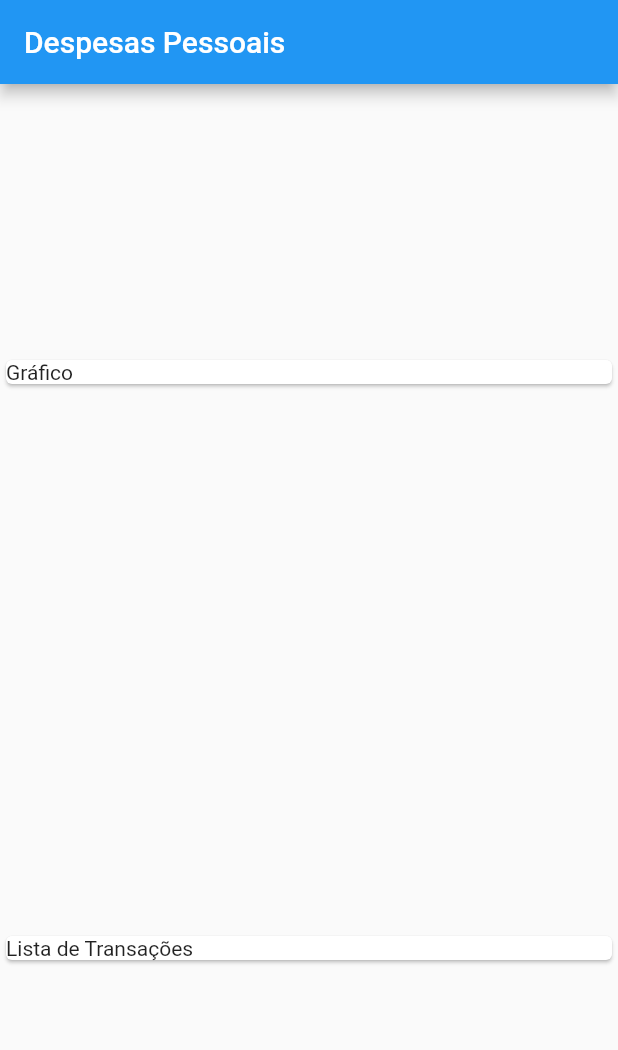
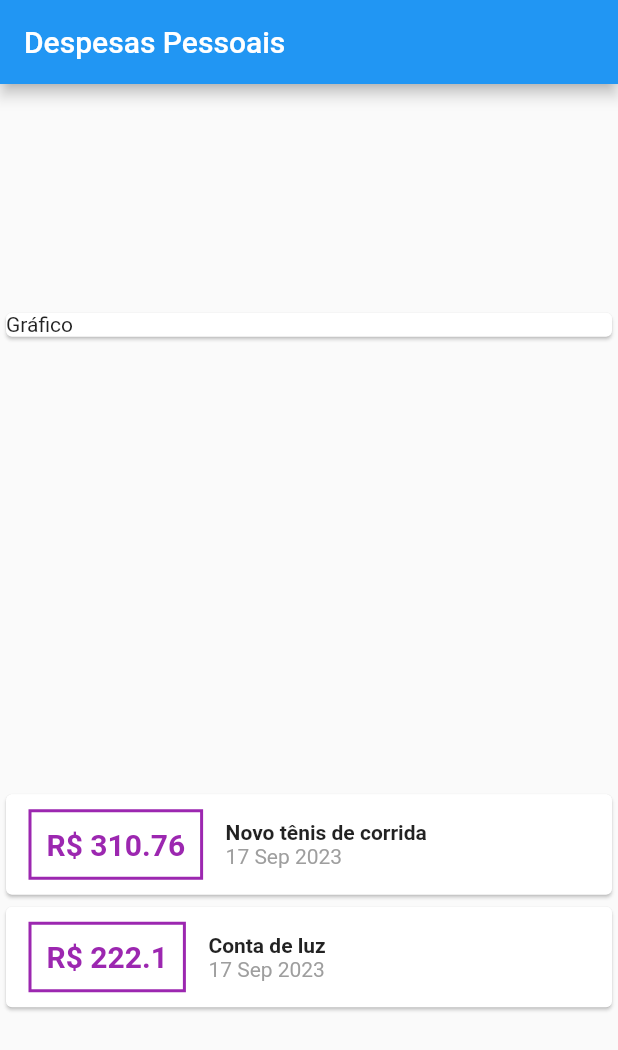
Before and after one commit to IgorAtilar/expenses, a Flutter app: the screen it shows after launch, on a phone screen of 412 x 824 dp. Shown: the top 1050 px of the screen. Run offline on Flutter 3.47's test engine with Material 2 defaults, Android fonts, the phone set to English and light mode, and no system bars.

Commit message:
add transaction card

```diff
--- a/lib/main.dart
+++ b/lib/main.dart
@@ -1,4 +1,7 @@
 import 'package:flutter/material.dart';
+import 'package:intl/intl.dart';
+
+import './models/transaction.dart';
 
 void main() {
   runApp(const ExpensesApp());
@@ -9,14 +12,29 @@ class ExpensesApp extends StatelessWidget {
 
   @override
   Widget build(BuildContext context) {
-    return const MaterialApp(
+    return MaterialApp(
       home: HomePage(),
     );
   }
 }
 
 class HomePage extends StatelessWidget {
-  const HomePage({super.key});
+  HomePage({super.key});
+
+  final _transactions = [
+    Transaction(
+      id: 't1',
+      title: 'Novo tênis de corrida',
+      value: 310.76,
+      date: DateTime.now(),
+    ),
+    Transaction(
+      id: 't2',
+      title: 'Conta de luz',
+      value: 222.10,
+      date: DateTime.now(),
+    )
+  ];
 
   @override
   Widget build(BuildContext context) {
@@ -27,12 +45,59 @@ class HomePage extends StatelessWidget {
       body: Column(
         mainAxisAlignment: MainAxisAlignment.spaceAround,
         crossAxisAlignment: CrossAxisAlignment.stretch,
-        children: const [
-          Card(
+        children: [
+          const Card(
             child: Text("Gráfico"),
           ),
-          Card(
-            child: Text("Lista de Transações"),
+          Column(
+            children: _transactions.map(
+              (transaction) {
+                return Card(
+                  child: Row(
+                    children: [
+                      Container(
+                        margin: const EdgeInsets.symmetric(
+                          horizontal: 15,
+                          vertical: 10,
+                        ),
+                        decoration: BoxDecoration(
+                          border: Border.all(
+                            color: Colors.purple,
+                            width: 2,
+                          ),
+                        ),
+                        padding: const EdgeInsets.all(10),
+                        child: Text(
+                          'R\$ ${transaction.value.toString()}',
+                          style: const TextStyle(
+                            fontWeight: FontWeight.bold,
+                            fontSize: 20,
+                            color: Colors.purple,
+                          ),
+                        ),
+                      ),
+                      Column(
+                        crossAxisAlignment: CrossAxisAlignment.start,
+                        children: [
+                          Text(
+                            transaction.title,
+                            style: const TextStyle(
+                              fontWeight: FontWeight.bold,
+                            ),
+                          ),
+                          Text(
+                            DateFormat('d MMM y').format(transaction.date),
+                            style: const TextStyle(
+                              color: Colors.grey,
+                            ),
+                          ),
+                        ],
+                      )
+                    ],
+                  ),
+                );
+              },
+            ).toList(),
           )
         ],
       ),
--- /dev/null
+++ b/lib/models/transaction.dart
@@ -0,0 +1,13 @@
+class Transaction {
+  final String id;
+  final String title;
+  final double value;
+  final DateTime date;
+
+  const Transaction({
+    required this.id,
+    required this.title,
+    required this.value,
+    required this.date,
+  });
+}
--- a/pubspec.yaml
+++ b/pubspec.yaml
@@ -9,8 +9,8 @@ environment:
 dependencies:
   flutter:
     sdk: flutter
-
   cupertino_icons: ^1.0.2
+  intl: ^0.18.1
 
 dev_dependencies:
   flutter_test:
```
Also changed, not shown: pubspec.lock.
